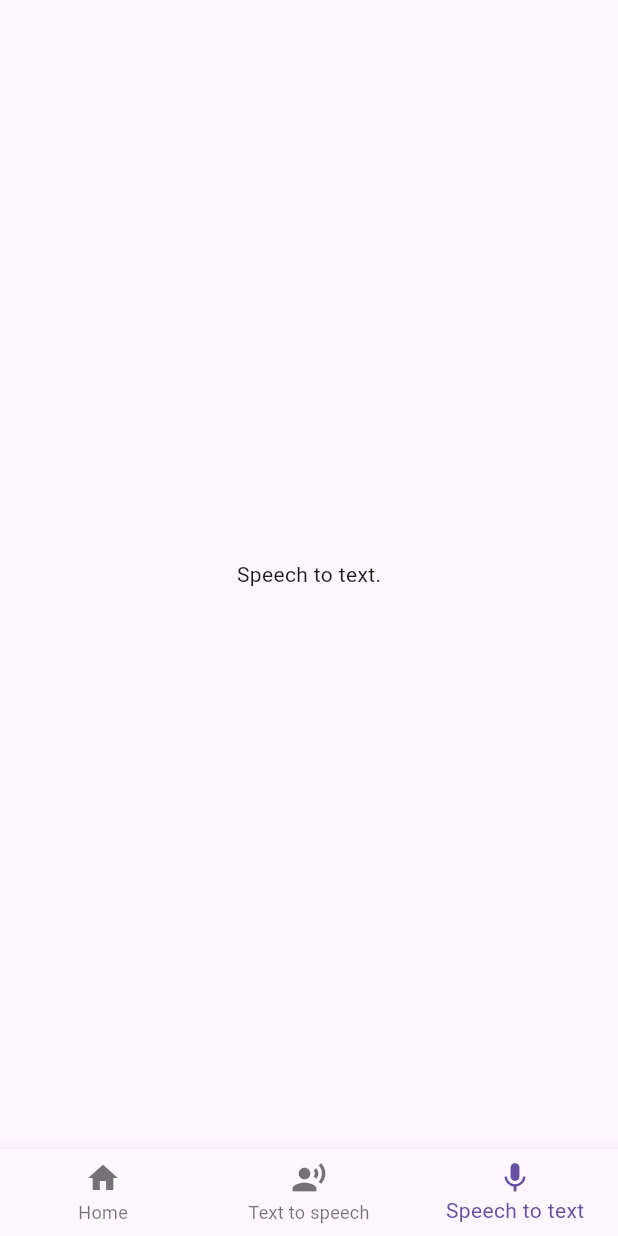
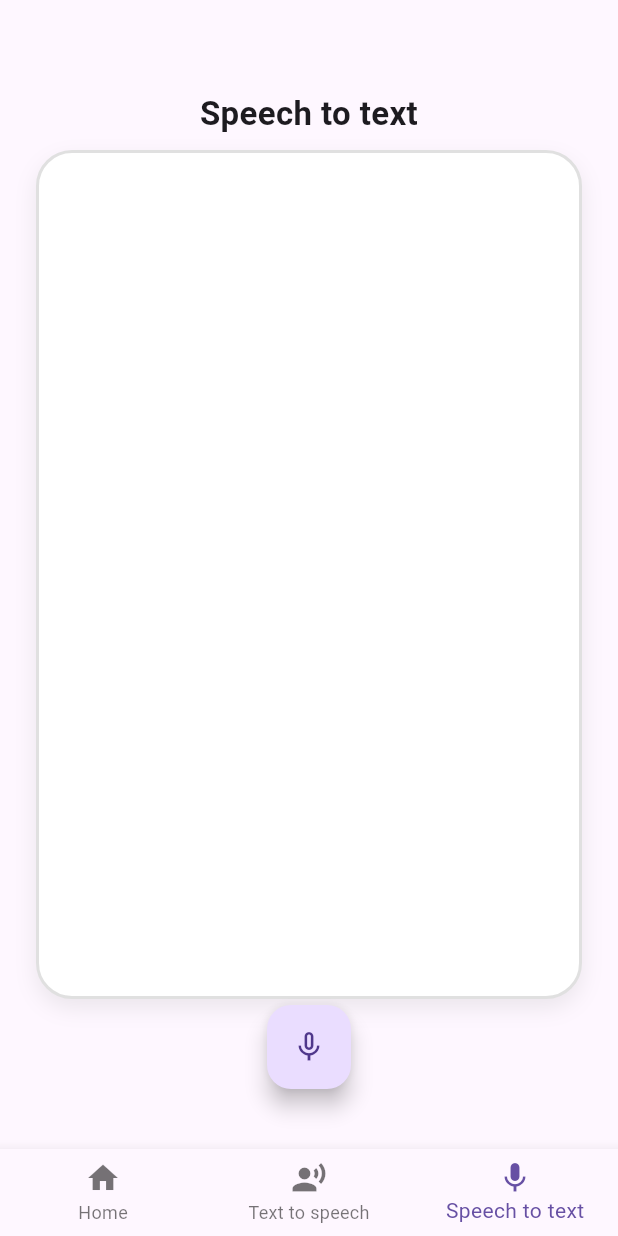
Before and after one commit to cedrickcuencaalegsao/stt_tts, a Flutter app: the screen it shows after launch, item 3 of the bottom bar chosen, on a phone screen of 412 x 824 dp. Run offline on Flutter 3.47's test engine with Material 3 defaults, Android fonts, the phone set to English and light mode, and no system bars; our stand-ins replace file_picker, flutter_tts, permission_handler, shared_preferences, speech_to_text; missing offline and left inert: flutter_sound, syncfusion_flutter_pdf.

Commit message:
check mic

```diff
--- a/lib/stt/stt.dart
+++ b/lib/stt/stt.dart
@@ -1,4 +1,5 @@
 import 'package:flutter/material.dart';
+import 'package:speech_to_text/speech_to_text.dart' as stt;
 
 class STTPage extends StatefulWidget {
   const STTPage({super.key});
@@ -8,8 +9,109 @@ class STTPage extends StatefulWidget {
 }
 
 class STTPageState extends State<STTPage> {
+  late stt.SpeechToText _speech;
+  bool _isListening = false;
+  String _text = "Speech to text";
+
+  @override
+  void initState() {
+    super.initState();
+    _speech = stt.SpeechToText();
+  }
+
+  void _listen() async {
+    if (!_isListening) {
+      bool available = await _speech.initialize(
+        onStatus: (status) {},
+        onError: (error) {},
+      );
+      if (available) {
+        setState(() => _isListening = true);
+        // Try Cebuano first, fallback to Tagalog, then default
+        List<String> preferredLocales = [
+          'ceb_PH', // Cebuano (Philippines)
+          'fil_PH', // Filipino/Tagalog (Philippines)
+          'tl_PH',  // Tagalog (Philippines)
+        ];
+        String? localeId;
+        final locales = await _speech.locales();
+        for (final pref in preferredLocales) {
+          if (locales.any((l) => l.localeId == pref)) {
+            localeId = pref;
+            break;
+          }
+        }
+        _speech.listen(
+          onResult: (result) {
+            setState(() {
+              _text = result.recognizedWords;
+            });
+          },
+          localeId: localeId,
+        );
+      }
+    } else {
+      setState(() => _isListening = false);
+      _speech.stop();
+    }
+  }
+
   @override
   Widget build(BuildContext context) {
-    return Scaffold(body: Center(child: Text("Speech to text.")));
+    return Scaffold(
+      body: Stack(
+        children: [
+          // Speech to text steady above the box
+          Positioned(
+            top: 60,
+            left: 0,
+            right: 0,
+            child: Center(
+              child: Text(
+                _text,
+                style: const TextStyle(
+                  fontSize: 22,
+                  fontWeight: FontWeight.bold,
+                ),
+                textAlign: TextAlign.center,
+              ),
+            ),
+          ),
+          Align(
+            alignment: Alignment.center,
+            child: Container(
+              width: double.infinity,
+              height: MediaQuery.of(context).size.height * 0.7,
+              margin: const EdgeInsets.fromLTRB(24.0, 100.0, 24.0, 100.0),
+              padding: const EdgeInsets.all(32.0),
+              decoration: BoxDecoration(
+                color: Colors.white,
+                borderRadius: BorderRadius.circular(24.0),
+                border: Border.all(color: Colors.grey.shade300, width: 2),
+                boxShadow: [
+                  BoxShadow(
+                    color: Colors.grey.withOpacity(0.2),
+                    blurRadius: 12,
+                    offset: Offset(0, 6),
+                  ),
+                ],
+              ),
+              // The box is now empty or can contain other widgets if needed
+              child: const SizedBox.shrink(),
+            ),
+          ),
+          Align(
+            alignment: Alignment.bottomCenter,
+            child: Padding(
+              padding: const EdgeInsets.only(bottom: 40.0),
+              child: FloatingActionButton(
+                onPressed: _listen,
+                child: Icon(_isListening ? Icons.mic : Icons.mic_none),
+              ),
+            ),
+          ),
+        ],
+      ),
+    );
   }
 }
--- a/pubspec.yaml
+++ b/pubspec.yaml
@@ -43,6 +43,7 @@ dependencies:
   permission_handler: ^11.3.1
   path_provider: ^2.1.4
   path: ^1.9.1
+  speech_to_text: ^6.4.0
 
 dev_dependencies:
   flutter_test:
```
Also changed, not shown: pubspec.lock, 1 other file.
